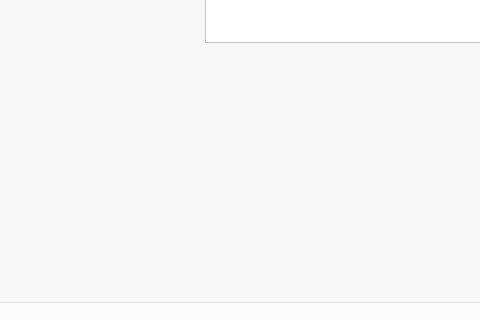
Old version of the form Projet_2a/gestionlivraisons.ui in the repository medhama/ThePieChart; both pictures show x 467 to 947 and y 344 to 664 of the 1122 by 664 pixel window.
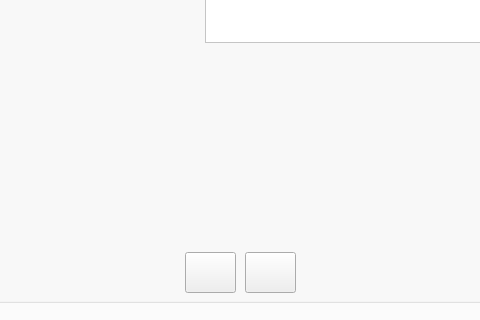
New version of the form. Icons and pictures are not drawn.

Patch:
```diff
--- a/Projet_2a/gestionlivraisons.ui
+++ b/Projet_2a/gestionlivraisons.ui
@@ -366,6 +366,40 @@
        <string notr="true">image: url(:/new/prefix1/pics/Jarbou3.png);</string>
       </property>
      </widget>
+     <widget class="QPushButton" name="pushButton_4">
+      <property name="geometry">
+       <rect>
+        <x>690</x>
+        <y>530</y>
+        <width>51</width>
+        <height>41</height>
+       </rect>
+      </property>
+      <property name="styleSheet">
+       <string notr="true">image: url(:/new/prefix1/pics/soundOff.jpg);
+background-image: url(:/new/prefix1/pics/soundOff.jpg);</string>
+      </property>
+      <property name="text">
+       <string/>
+      </property>
+     </widget>
+     <widget class="QPushButton" name="pushButton_3">
+      <property name="geometry">
+       <rect>
+        <x>630</x>
+        <y>530</y>
+        <width>51</width>
+        <height>41</height>
+       </rect>
+      </property>
+      <property name="styleSheet">
+       <string notr="true">background-image: url(:/new/prefix1/pics/soundonjpg.jpg);
+image: url(:/new/prefix1/pics/soundonjpg.jpg);</string>
+      </property>
+      <property name="text">
+       <string/>
+      </property>
+     </widget>
      <zorder>groupBox_4</zorder>
      <zorder>pb_supprimer_liv</zorder>
      <zorder>le_id_supp_liv</zorder>
```
Left out of the diff: 38 changed lines with no effect on the pictures.
